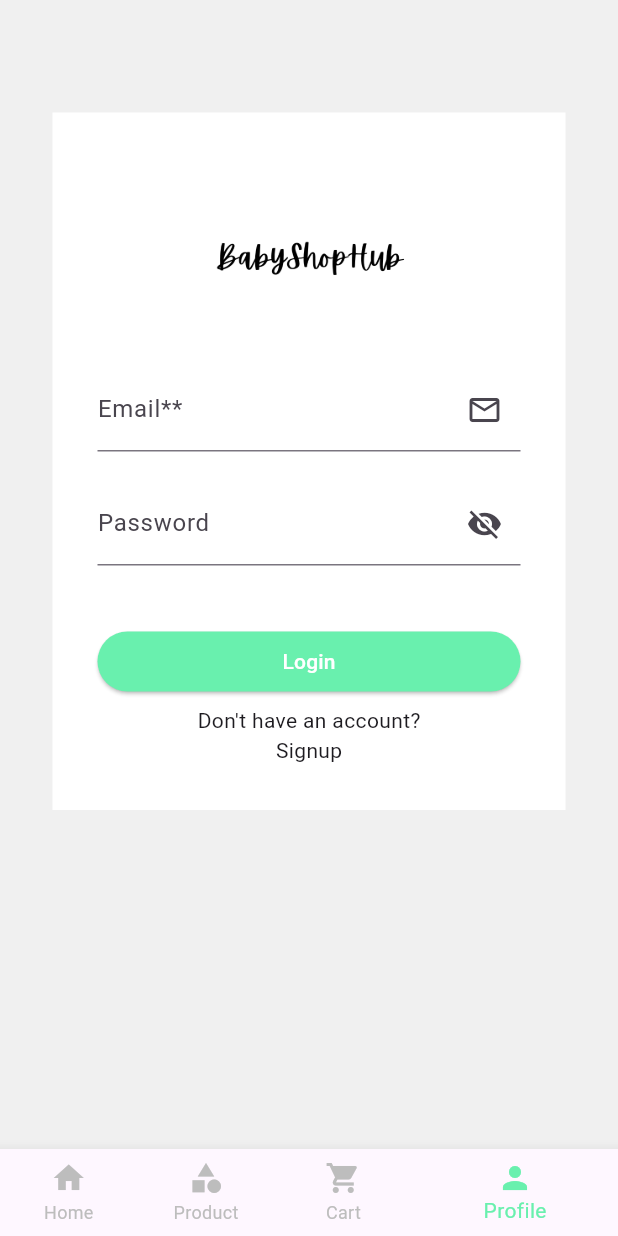
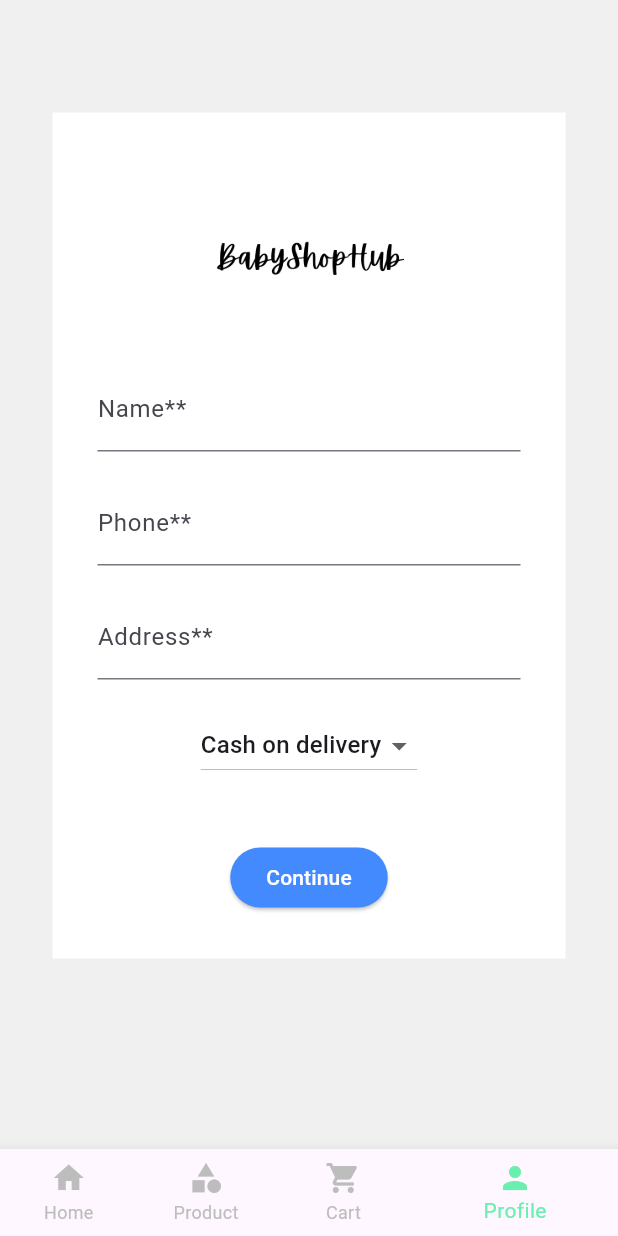
Before and after one commit to Fizahere/BabyShop, a Flutter app: the screen it shows after launch, item 4 of the bottom bar chosen, on a phone screen of 412 x 824 dp. Run offline on Flutter 3.47's test engine with Material 3 defaults, Android fonts, the phone set to English and light mode, and no system bars; our stand-ins replace carousel_slider, cloud_firestore, firebase_auth, firebase_core; missing offline and left inert: dart:js; accounts and stored records are empty.

Commit message:
[user info]

```diff
--- a/lib/ClientSite/Home.dart
+++ b/lib/ClientSite/Home.dart
@@ -3,6 +3,8 @@ import 'package:baby_shop/ClientSite/home_screen.dart';
 import 'package:baby_shop/ClientSite/product_detail.dart';
 import 'package:baby_shop/ClientSite/profile_screen.dart';
 import 'package:flutter/material.dart';
+
+import 'UserInfo.dart';
 
 class Home extends StatefulWidget {
   const Home({super.key});
@@ -25,7 +27,7 @@ class _HomeState extends State<Home> {
     const HomeScreen(),
     const ProductDetailScreen(),
     const CartScreen(),
-    const ProfileScreen()
+    const UserInfo()
   ];
 
   @override
--- /dev/null
+++ b/lib/ClientSite/UserInfo.dart
@@ -0,0 +1,124 @@
+import 'package:cloud_firestore/cloud_firestore.dart';
+import 'package:flutter/cupertino.dart';
+import 'package:flutter/material.dart';
+import 'package:uuid/uuid.dart';
+import '../Auth/Register.dart';
+
+class UserInfo extends StatefulWidget {
+  const UserInfo({super.key});
+
+  @override
+  State<UserInfo> createState() => _UserInfoState();
+}
+
+class _UserInfoState extends State<UserInfo> {
+
+  final TextEditingController name=TextEditingController();
+  final TextEditingController contact=TextEditingController();
+  final TextEditingController address=TextEditingController();
+  List viewers=['Paypal','Cash on delivery'];
+  dynamic defaulVal='Cash on delivery';
+
+
+  void addUser()async{
+    String UserId = Uuid().v1();
+    try{
+      await FirebaseFirestore.instance.collection("userInfo").doc(UserId).set({
+        "PostID" : UserId,
+        "Name" : name.text,
+        "Contact" : contact.text,
+        "Address" : address.text,
+        "Payment" : defaulVal
+      });
+      Navigator.push(context,MaterialPageRoute(builder:(context)=>SignUpForm()));
+      ScaffoldMessenger.of(context).showSnackBar(SnackBar(content: Text("Account Created"))); // stf
+    } catch(e){
+      ScaffoldMessenger.of(context).showSnackBar(SnackBar(content: Text(e.toString())));
+    }
+  }
+
+  final formKey = GlobalKey<FormState>();
+  @override
+  Widget build(BuildContext context) {
+    return Scaffold(
+      backgroundColor:Color(0xFFF0F0F0),
+      body: SingleChildScrollView(
+        child: Padding(
+          padding: EdgeInsets.symmetric(vertical: 75,horizontal: 35),
+          child: Container(
+            color: Colors.white,
+            child: Form(
+              key: formKey,
+                child:Padding(
+                  padding: const EdgeInsets.all(30),
+                  child: Column(
+                    children: [
+                      Image.asset('images/logo.png',height: 140,width: 140,),
+                      TextFormField(
+                        controller: name,
+                        validator: (value){
+                          if(value == null || value.isEmpty || value == " "){
+                            return "Name is Requried";
+                          }
+                        },
+                        decoration: InputDecoration(
+                          label: Text('Name**'),
+                        ),
+                      ),
+                      SizedBox(height: 20,),
+                      TextFormField(validator: (value){
+                        if(value == null || value.isEmpty || value == " "){
+                          return "Contact is Requried";
+                        }
+                      },
+                        controller: contact,
+                        decoration: InputDecoration(
+                          label: Text('Phone**'),
+                        ),
+                      ),
+                      SizedBox(height: 20,),
+                      TextFormField(
+                        controller: address,
+                        validator: (value){
+                          if(value == null || value.isEmpty || value == " "){
+                            return "Address is Requried";
+                          }
+                        },
+                        decoration: InputDecoration(
+                          label: Text('Address**'),
+                        ),
+                      ),
+                      SizedBox(height: 20,),
+                      DropdownButton(
+                          value: defaulVal,
+                          items: viewers.map((value) {
+                            return DropdownMenuItem(
+                              child: new Text(value),
+                              value: value,
+                            );
+                          }).toList(), onChanged: (val){
+                        setState((){
+                          defaulVal=val;
+                        });
+                        // debugPrint(defaulVal);
+                      }),                      SizedBox(height: 40,),
+ElevatedButton(
+    onPressed: (){
+     if(formKey.currentState!.validate()){
+       addUser();
+     }
+}, child: Text('Continue',style: TextStyle(color: Colors.white),
+),style: ButtonStyle(
+backgroundColor: MaterialStateProperty.all<Color>(Colors.blueAccent),
+                ),
+)
+                    ],
+                  ),
+                )
+            ),
+          ),
+        ),
+      ),
+    );
+  }
+}
--- a/lib/ClientSite/product_detail.dart
+++ b/lib/ClientSite/product_detail.dart
@@ -20,6 +20,7 @@ class _ProductDetailScreenState extends State<ProductDetailScreen> {
     List reviews = [
       {'name': 'Fiza', 'location': 'Karachi', 'review': 'Great product!'},
       {'name': 'Laiba', 'location': 'Karachi', 'review': 'Pretty good overall.'},
+      {'name': 'Ali', 'location': 'Karachi', 'review': 'Not worth the price.'},
       {'name': 'Ali', 'location': 'Karachi', 'review': 'Not worth the price.'},
     ];
     int reviewCount = reviews.length;
--- a/pubspec.yaml
+++ b/pubspec.yaml
@@ -37,10 +37,11 @@ dependencies:
   cupertino_icons: ^1.0.6
   firebase_auth: ^5.1.0
   firebase_core: ^3.1.0
-  cloud_firestore: ^5.0.1
+  cloud_firestore: ^5.0.2
   flutter_carousel_widget: ^2.2.0
   carousel_slider: ^4.2.1
   image_card: ^0.0.4
+  uuid: ^4.4.0
 
 dev_dependencies:
   flutter_test:
```
Also changed, not shown: pubspec.lock, 2 other files.
